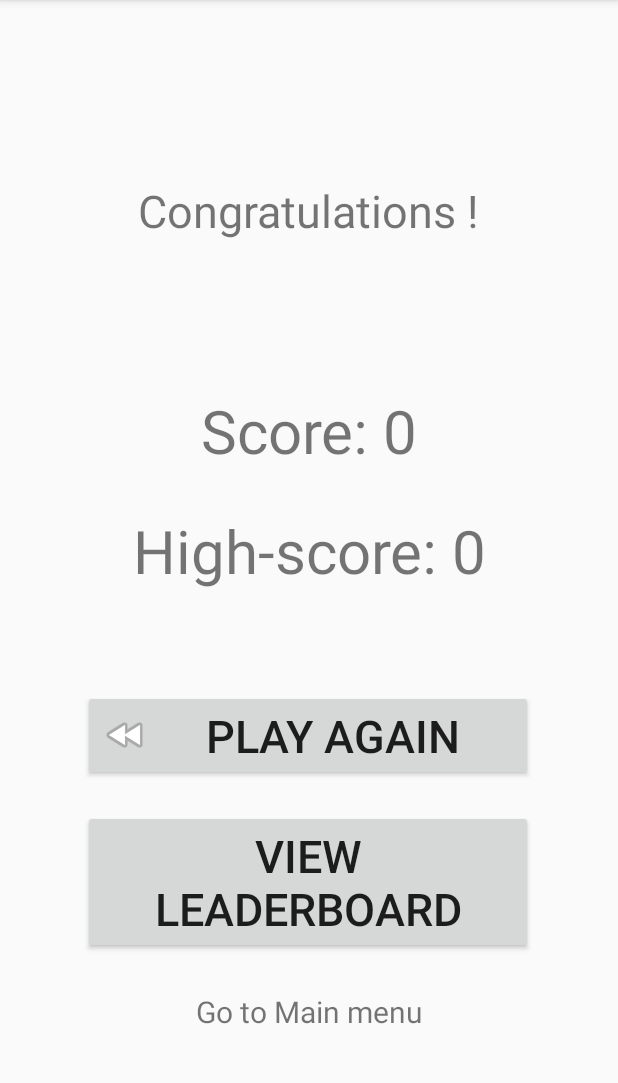
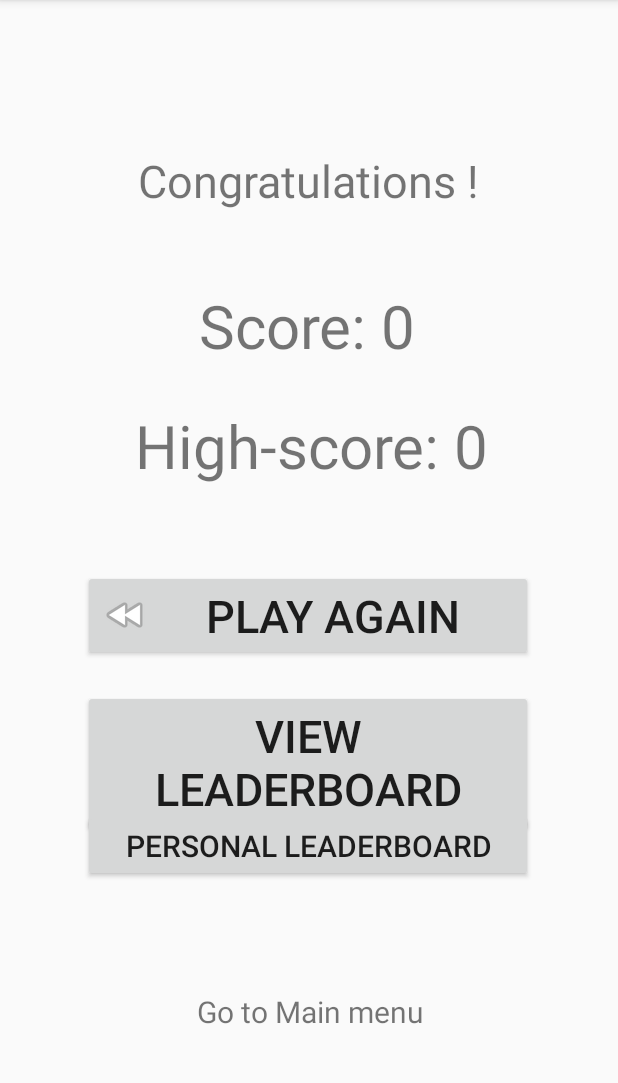
Before and after one commit to anamarijapapic/QuizGame, an Android app: the SummaryActivity screen opened directly, with no data from a screen before it, on a phone screen of 412 x 824 dp, the part 84-1167 px from its top. Run offline under Robolectric (Android 15) with nearby library versions, the phone set to English and light mode, and no system bars; our stand-ins replace Firebase (no records; nobody signed in at launch, a user with empty details on screens opened directly); 3 statements that could not run were skipped.

Commit message:
Implement personal leaderboard logic
- Save each game result to Firebase Realtime db
- Add personal leaderboard RecyclerView helpers
- Display personal game history - user's previous results

```diff
--- a/app/src/main/AndroidManifest.xml
+++ b/app/src/main/AndroidManifest.xml
@@ -15,6 +15,9 @@
         android:supportsRtl="true"
         android:theme="@style/Theme.QuizGame"
         tools:targetApi="31">
+        <activity
+            android:name=".PersonalLeaderboardActivity"
+            android:exported="false" />
         <activity
             android:name=".LeaderboardActivity"
             android:exported="false" />
--- a/app/src/main/java/org/oss/quizgame/MainActivity.java
+++ b/app/src/main/java/org/oss/quizgame/MainActivity.java
@@ -16,6 +16,8 @@ public class MainActivity extends AppCompatActivity {
     FirebaseAuth mAuth;
     Button startGame;
     Button viewLeaderboard;
+
+    Button viewPersonalLeaderboard;
 
     @Override
     protected void onCreate(Bundle savedInstanceState) {
@@ -36,5 +38,8 @@ public class MainActivity extends AppCompatActivity {
 
         viewLeaderboard = findViewById(R.id.leaderboardButton);
         viewLeaderboard.setOnClickListener(view -> startActivity(new Intent(MainActivity.this, LeaderboardActivity.class)));
+
+        viewPersonalLeaderboard = findViewById(R.id.personalLeaderboardButton);
+        viewPersonalLeaderboard.setOnClickListener(view -> startActivity(new Intent(MainActivity.this, PersonalLeaderboardActivity.class)));
     }
 }
--- a/app/src/main/java/org/oss/quizgame/SummaryActivity.java
+++ b/app/src/main/java/org/oss/quizgame/SummaryActivity.java
@@ -1,6 +1,4 @@
 package org.oss.quizgame;
-
-import androidx.appcompat.app.AppCompatActivity;
 
 import android.animation.ValueAnimator;
 import android.content.Intent;
@@ -9,6 +7,8 @@ import android.util.Log;
 import android.widget.Button;
 import android.widget.TextView;
 
+import androidx.appcompat.app.AppCompatActivity;
+
 import com.google.firebase.auth.FirebaseAuth;
 import com.google.firebase.database.DatabaseReference;
 import com.google.firebase.database.FirebaseDatabase;
@@ -16,7 +16,9 @@ import com.google.firebase.database.FirebaseDatabase;
 public class SummaryActivity extends AppCompatActivity {
 
     FirebaseAuth mAuth;
-    DatabaseReference mDatabase;
+    FirebaseDatabase db;
+    DatabaseReference ref;
+    DatabaseReference refPersonal;
     int currentScore;
     int highScore;
     ValueAnimator scoreAnimator;
@@ -27,10 +29,14 @@ public class SummaryActivity extends AppCompatActivity {
         setContentView(R.layout.activity_summary);
 
         mAuth = FirebaseAuth.getInstance();
-        mDatabase = FirebaseDatabase.getInstance().getReference("leaderboard");
+        db = FirebaseDatabase.getInstance();
+        ref = db.getReference("leaderboard");
+        refPersonal = db.getReference("personal_leaderboard");
 
         Intent intent = getIntent();
         currentScore = intent.getIntExtra("score", 0);
+
+        saveScore(mAuth.getCurrentUser().getEmail());
 
         getHighScore(mAuth.getCurrentUser().getEmail());
 
@@ -40,14 +46,24 @@ public class SummaryActivity extends AppCompatActivity {
         Button leaderboardButton = findViewById(R.id.leaderboardButton);
         leaderboardButton.setOnClickListener(view -> startActivity(new Intent(SummaryActivity.this, LeaderboardActivity.class)));
 
+        Button personalLeaderboardButton = findViewById(R.id.personalLeaderboardButton);
+        personalLeaderboardButton.setOnClickListener(view -> startActivity(new Intent(SummaryActivity.this, PersonalLeaderboardActivity.class)));
+
         TextView mainMenuButton = findViewById(R.id.mainMenuButton);
         mainMenuButton.setOnClickListener(view -> startActivity(new Intent(SummaryActivity.this, MainActivity.class)));
+    }
+
+    private void saveScore(String email) {
+        String username = email.substring(0, email.indexOf('@'));
+        long currentTimeMillis = System.currentTimeMillis();
+
+        refPersonal.child(username).child(String.valueOf(currentTimeMillis)).setValue(currentScore);
     }
 
     private void getHighScore(String email) {
         String username = email.substring(0, email.indexOf('@'));
 
-        mDatabase.child(username).get().addOnSuccessListener(snapshot -> {
+        ref.child(username).get().addOnSuccessListener(snapshot -> {
             if (snapshot.exists()) {
                 highScore = snapshot.getValue(Integer.class);
             } else {
@@ -100,7 +116,7 @@ public class SummaryActivity extends AppCompatActivity {
             // Update the actual highScore only if the new score is higher
             highScore = currentScore;
             // Update the high score in the database
-            mDatabase.child(username).setValue(highScore);
+            ref.child(username).setValue(highScore);
         }
     }
 }
--- a/app/src/main/java/org/oss/quizgame/recyclerview/LeaderboardScore.java
+++ b/app/src/main/java/org/oss/quizgame/recyclerview/LeaderboardScore.java
@@ -20,7 +20,7 @@ public class LeaderboardScore implements Comparable<LeaderboardScore> {
 
     @Override
     public int compareTo(LeaderboardScore other) {
-        // Compare UserScore objects based on scores
+        // Compare LeaderboardScore objects based on scores
         return Integer.compare(this.score, other.score);
     }
 }
--- a/app/src/main/res/layout/activity_summary.xml
+++ b/app/src/main/res/layout/activity_summary.xml
@@ -10,12 +10,12 @@
         android:id="@+id/congratulations"
         android:layout_width="wrap_content"
         android:layout_height="wrap_content"
-        android:layout_marginTop="120dp"
+        android:layout_marginTop="100dp"
         android:gravity="center"
         android:text="@string/congratulations"
         android:textSize="30sp"
         app:layout_constraintEnd_toEndOf="parent"
-        app:layout_constraintHorizontal_bias="0.498"
+        app:layout_constraintHorizontal_bias="0.496"
         app:layout_constraintStart_toStartOf="parent"
         app:layout_constraintTop_toTopOf="parent" />
 
@@ -23,12 +23,12 @@
         android:id="@+id/score"
         android:layout_width="wrap_content"
         android:layout_height="wrap_content"
-        android:layout_marginTop="260dp"
+        android:layout_marginTop="190dp"
         android:gravity="center"
         android:text="@string/score"
         android:textSize="40sp"
         app:layout_constraintEnd_toEndOf="parent"
-        app:layout_constraintHorizontal_bias="0.5"
+        app:layout_constraintHorizontal_bias="0.497"
         app:layout_constraintStart_toStartOf="parent"
         app:layout_constraintTop_toTopOf="parent" />
 
@@ -36,12 +36,12 @@
         android:id="@+id/highScore"
         android:layout_width="wrap_content"
         android:layout_height="wrap_content"
-        android:layout_marginTop="340dp"
+        android:layout_marginTop="270dp"
         android:gravity="center"
         android:text="@string/high_score"
         android:textSize="40sp"
         app:layout_constraintEnd_toEndOf="parent"
-        app:layout_constraintHorizontal_bias="0.501"
+        app:layout_constraintHorizontal_bias="0.506"
         app:layout_constraintStart_toStartOf="parent"
         app:layout_constraintTop_toTopOf="parent" />
 
@@ -49,7 +49,7 @@
         android:id="@+id/playAgainButton"
         android:layout_width="300dp"
         android:layout_height="wrap_content"
-        android:layout_marginTop="460dp"
+        android:layout_marginTop="380dp"
         android:drawableLeft="@android:drawable/ic_media_rew"
         android:text="@string/play_again"
         android:textSize="30sp"
@@ -63,9 +63,21 @@
         android:id="@+id/leaderboardButton"
         android:layout_width="300dp"
         android:layout_height="wrap_content"
-        android:layout_marginTop="540dp"
+        android:layout_marginTop="460dp"
         android:text="@string/view_leaderboard"
         android:textSize="30sp"
+        app:layout_constraintEnd_toEndOf="parent"
+        app:layout_constraintHorizontal_bias="0.495"
+        app:layout_constraintStart_toStartOf="parent"
+        app:layout_constraintTop_toTopOf="parent" />
+
+    <Button
+        android:id="@+id/personalLeaderboardButton"
+        android:layout_width="300dp"
+        android:layout_height="wrap_content"
+        android:layout_marginTop="540dp"
+        android:text="@string/personal_leaderboard_title"
+        android:textSize="20sp"
         app:layout_constraintEnd_toEndOf="parent"
         app:layout_constraintHorizontal_bias="0.495"
         app:layout_constraintStart_toStartOf="parent"
@@ -80,7 +92,7 @@
         android:textSize="20sp"
         app:layout_constraintBottom_toBottomOf="parent"
         app:layout_constraintEnd_toEndOf="parent"
-        app:layout_constraintHorizontal_bias="0.5"
+        app:layout_constraintHorizontal_bias="0.503"
         app:layout_constraintStart_toStartOf="parent" />
 
 </androidx.constraintlayout.widget.ConstraintLayout>
--- a/app/src/main/res/values/strings.xml
+++ b/app/src/main/res/values/strings.xml
@@ -26,4 +26,8 @@
     <string name="view_leaderboard">View Leaderboard</string>
     <string name="back">Back</string>
     <string name="go_to_main_menu">Go to Main menu</string>
+    <string name="leaderboard_datetime">%s</string>
+    <string name="leaderboard_datetime_header">Datetime</string>
+    <string name="personal_leaderboard_title">Personal Leaderboard</string>
+    <string name="personal_leaderboard_title_username">Personal Leaderboard (%s)</string>
 </resources>
```
Also changed, not shown: app/src/main/java/org/oss/quizgame/PersonalLeaderboardActivity.java (added, +93 -0 lines), app/src/main/java/org/oss/quizgame/recyclerview/PersonalLeaderboardScore.java (added, +26 -0 lines), app/src/main/java/org/oss/quizgame/recyclerview/PersonalLeaderboardScoreAdapter.java (added, +52 -0 lines), app/src/main/java/org/oss/quizgame/recyclerview/PersonalLeaderboardScoreViewHolder.java (added, +35 -0 lines), app/src/main/res/layout/activity_main.xml (+12 -1 lines), app/src/main/res/layout/activity_personal_leaderboard.xml (added, +107 -0 lines), app/src/main/res/layout/personal_leaderboard_score.xml (added, +45 -0 lines).
